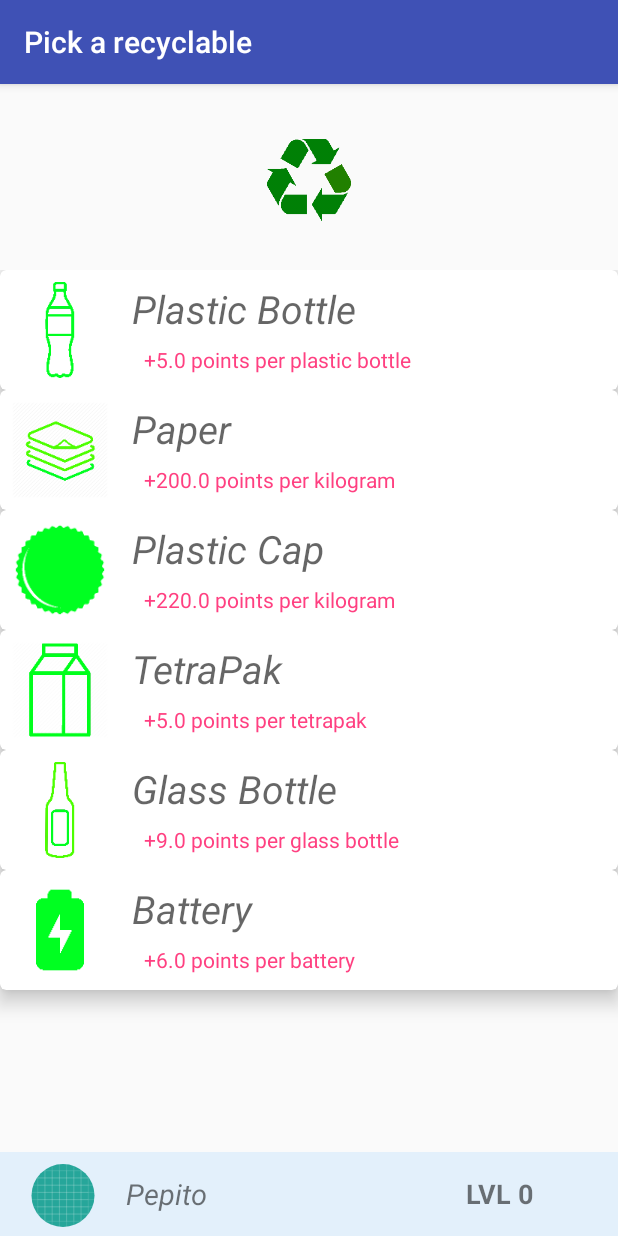
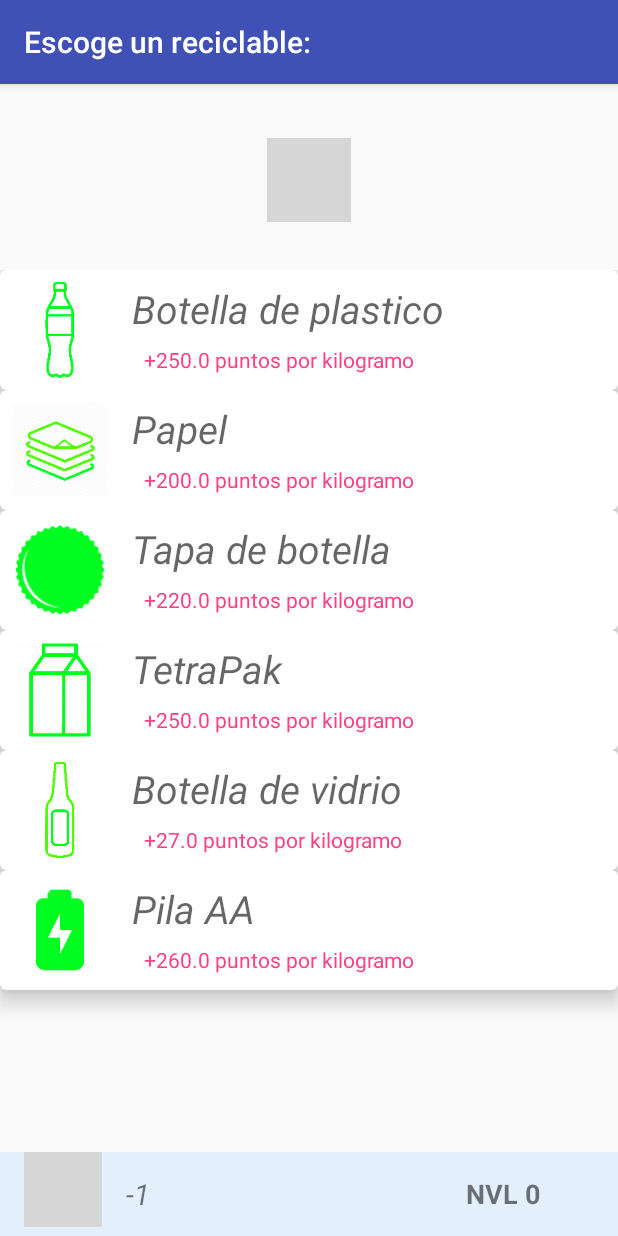
Before and after one commit to coldblade2000/WollyApp, an Android app: the screen it shows after launch (PickRecyclable), on a phone screen of 412 x 824 dp. Run offline under Robolectric (Android 15) with nearby library versions, the phone set to English and light mode, and no system bars; our stand-ins replace CircleImageView, Firebase (no records; nobody signed in at launch, a user with empty details on screens opened directly); pictures from the network do not load; grey boxes are pictures that could not be loaded.

Commit message:
App finished

```diff
--- a/app/build.gradle
+++ b/app/build.gradle
@@ -35,13 +35,14 @@ dependencies {
     implementation 'de.hdodenhof:circleimageview:3.0.1'
 
     implementation 'androidx.constraintlayout:constraintlayout:1.1.3'
-    implementation 'com.google.firebase:firebase-database:16.0.4'
+    implementation 'com.google.firebase:firebase-database:19.1.0'
     testImplementation 'junit:junit:4.12'
     androidTestImplementation 'androidx.test:runner:1.2.0'
     androidTestImplementation 'androidx.test.espresso:espresso-core:3.2.0'
     implementation "androidx.core:core-ktx:1.1.0"
     implementation "org.jetbrains.kotlin:kotlin-stdlib-jdk7:$kotlin_version"
     implementation 'com.google.firebase:firebase-messaging:20.0.0'
+
 }
 repositories {
     mavenCentral()
--- a/app/src/main/java/com/snk/wolly/wolly/PickRecyclable.java
+++ b/app/src/main/java/com/snk/wolly/wolly/PickRecyclable.java
@@ -2,20 +2,28 @@ package com.snk.wolly.wolly;
 
 import android.animation.Animator;
 import android.animation.AnimatorListenerAdapter;
+import android.animation.ArgbEvaluator;
 import android.animation.ValueAnimator;
 import android.app.ActivityOptions;
+import android.content.Context;
+import android.content.DialogInterface;
 import android.content.Intent;
+import android.database.DataSetObserver;
 import android.graphics.Color;
 import android.os.Bundle;
 import android.transition.Explode;
 import android.util.DisplayMetrics;
 import android.util.Log;
 import android.view.View;
+import android.view.ViewGroup;
 import android.view.Window;
+import android.widget.ArrayAdapter;
 import android.widget.FrameLayout;
 import android.widget.ImageView;
+import android.widget.ListAdapter;
 import android.widget.RelativeLayout;
 import android.widget.TextView;
+import android.widget.Toast;
 
 import com.bumptech.glide.Glide;
 import com.google.firebase.database.DataSnapshot;
@@ -24,11 +32,15 @@ import com.google.firebase.database.DatabaseReference;
 import com.google.firebase.database.FirebaseDatabase;
 import com.google.firebase.database.ValueEventListener;
 
+import java.util.List;
+
 import androidx.annotation.NonNull;
 import androidx.annotation.Nullable;
+import androidx.appcompat.app.AlertDialog;
 import androidx.appcompat.app.AppCompatActivity;
 import androidx.appcompat.widget.Toolbar;
 import androidx.core.app.ActivityOptionsCompat;
+import androidx.core.content.ContextCompat;
 import androidx.core.util.Pair;
 import androidx.recyclerview.widget.GridLayoutManager;
 import androidx.recyclerview.widget.RecyclerView;
@@ -36,65 +48,25 @@ import de.hdodenhof.circleimageview.CircleImageView;
 
 //import com.google.android.gms.auth.api.signin.GoogleSignInAccount;
 
-public class PickRecyclable extends AppCompatActivity implements PickRecyclableClickListener {
-    public static final String GOOGLE_ACCOUNT = "google_account";
+public class PickRecyclable extends AppCompatActivity implements PickRecyclableClickListener{
     public static final int REQUEST_CODE = 1;
-    public static final int FAILURE_CODE = -1;
     public static final int UNIT_SUCCESS_RESULT = 1;
     public static final int KG_SUCCESS_RESULT= 2;
     Toolbar toolbar;
-    CircleImageView ivBottle, ivPaper, ivCap,ivTetrapak, ivGlassBottle, ivBaterias, ivBarrioMain, ivProfileMain;
-    FrameLayout flBarrioProgressMain, flProfileProgressMain;
-    RelativeLayout rvProfileMain, rvBarrioMain;
+    CircleImageView ivProfileMain;
+    FrameLayout flProfileProgressMain;
+    RelativeLayout rvProfileMain;
     Profile defaultProfile;
-    Barrio defaultBarrio;
-    TextView tvProfileLevel, tvBarrioLevel, tvBarrioNameMain, tvProfileNameMain;
+
+    TextView tvProfileLevel, tvProfileNameMain;
     float dpWidth;
     RecyclerView rvCards;
     ImageView ivRecycleLogo;
     private RecyclerView.Adapter mAdapter;
     private RecyclerView.LayoutManager layoutManager;
+    Recyclable[] mDataset;
 
-
-    private View.OnClickListener clickListener = new View.OnClickListener() {
-        @Override
-        public void onClick(View v) {
-            String id = "ivBaterias";
-            switch (v.getId()){
-                case R.id.ivBaterias:
-                    id = "ivBaterias";
-                    ivBaterias.setTransitionName("recyclable");
-                    break;
-                case R.id.ivBottle:
-                    id = "ivBottle";
-                    ivBottle.setTransitionName("recyclable");
-                    break;
-                case R.id.ivPaper:
-                    id = "ivPaper";
-                    ivPaper.setTransitionName("recyclable");
-                    break;
-                case R.id.ivCap:
-                    id = "ivCap";
-                    ivCap.setTransitionName("recyclable");
-                    break;
-                case R.id.ivTetrapak:
-                    id = "ivTetrapak";
-                    ivTetrapak.setTransitionName("recyclable");
-                    break;
-                case R.id.ivGlassBottle:
-                    id = "ivGlassBottle";
-                    ivGlassBottle.setTransitionName("recyclable");
-                    break;
-            }
-
-            Intent intent = new Intent(PickRecyclable.this, AddRecycle.class);
-            Bundle bundle = new Bundle();
-            bundle.putString("id", id);
-            intent.putExtras(bundle);
-            startActivity(intent, ActivityOptions.makeSceneTransitionAnimation(PickRecyclable.this, v, "recyclable").toBundle());
-
-        }
-    };
+    //   curl --data "weightdelta=5.2" https://us-central1-wolly-1569687603282.cloudfunctions.net/receivekgdelta
 
     @Override
     protected void onCreate(Bundle savedInstanceState) {
@@ -107,64 +79,93 @@ public class PickRecyclable extends AppCompatActivity implements PickRecyclableC
         flProfileProgressMain = findViewById(R.id.flProfileProgressMain);
         DisplayMetrics displayMetrics = getApplicationContext().getResources().getDisplayMetrics();
         dpWidth = displayMetrics.widthPixels;
+        RelativeLayout.LayoutParams lp = (RelativeLayout.LayoutParams) flProfileProgressMain.getLayoutParams();
+        lp.rightMargin = (int) dpWidth;
+        flProfileProgressMain.setLayoutParams(lp);
+
+        Recyclable bottle = new Recyclable(Recyclable.BOTTLE, R.mipmap.bottle, 5.0, 250);
+        Recyclable paper = new Recyclable( Recyclable.PAPER, R.mipmap.paper,  1.0,  200);
+        Recyclable cap = new Recyclable(Recyclable.CAP, R.mipmap.cap, 1.1, 220);
+        Recyclable tetrapak = new Recyclable(Recyclable.TETRAPAK, R.mipmap.tetra, 5.0, 250);
+        Recyclable glassBottle = new Recyclable(Recyclable.GLASSBOTTLE, R.mipmap.glass, 9.0, 27);
+        Recyclable battery = new Recyclable(Recyclable.BATTERY, R.mipmap.battery, 6.0, 260);
+
+        mDataset = new Recyclable[]{bottle, paper, cap, tetrapak, glassBottle, battery};
+
+
 
         FirebaseDatabase database = FirebaseDatabase.getInstance();
         final DatabaseReference userRef = database.getReference("User");
         userRef.addValueEventListener(new ValueEventListener() {
             @Override
-            public void onDataChange(@NonNull DataSnapshot dataSnapshot) {
+            public void onDataChange(@NonNull final DataSnapshot dataSnapshot) {
                 int oldPoints = 0;
                 if(defaultProfile!=null) {
                     oldPoints = defaultProfile.getPuntos();
-                }
-                boolean levelIncreased = false;
 
-                defaultProfile = dataSnapshot.getValue(Profile.class);
-                if (defaultProfile != null) {
+                    boolean levelIncreased = false;
+
+                    defaultProfile = dataSnapshot.getValue(Profile.class);
+                    SharedPrefs.setInt(getApplicationContext(), "puntos", defaultProfile.getPuntos());
+                    SharedPrefs.setString(getApplicationContext(), "name", defaultProfile.getName());
 
                     if((oldPoints/1000) < (defaultProfile.getPuntos()/1000)) levelIncreased = true;
+
                     tvProfileNameMain.setText(defaultProfile.getName());
                     setMargins(flProfileProgressMain,defaultProfile.getPuntos() ,levelIncreased);
-                    tvProfileLevel.setText("LVL " + (defaultProfile.getPuntos()/1000));
+                    tvProfileLevel.setText("NVL " + (defaultProfile.getPuntos()/1000));
+
+                    if(defaultProfile.getUnsetKG() != 0.0 ){
+                        AlertDialog.Builder builder = new AlertDialog.Builder(PickRecyclable.this);
+                        builder.setTitle("Tienes reciclables sin categorizar!");
+                        builder.setCancelable(false);
+                        CharSequence[] recyclables = new CharSequence[mDataset.length];
+                        for (int i=0; i<mDataset.length; i++){
+                            recyclables[i] = mDataset[i].getName();
+                        }
+                        builder.setItems(recyclables, new DialogInterface.OnClickListener() {
+                            @Override
+                            public void onClick(DialogInterface dialog, int which) {
+                                double addedPoints = defaultProfile.categorizeUnsetKG(mDataset[which]);
+                                Profile newProfile = new Profile((int)(defaultProfile.getPuntos() + addedPoints), defaultProfile.getName());
+                                userRef.setValue(newProfile);
+                                Toast.makeText(getApplicationContext(), "Ganaste +"+addedPoints+" puntos!", Toast.LENGTH_LONG).show();
+                            }
+                        });
+                        builder.create();
+                        builder.show();
+                    }
                 }else{
 
-                    defaultProfile = new Profile(0, "Pepito");
-                    userRef.setValue(defaultProfile);
+                    defaultProfile = new Profile(SharedPrefs.getInt(getApplicationContext(), "puntos"), SharedPrefs.getString(getApplicationContext(), "name"));
+                    Log.d("we", ""+ defaultProfile.getPuntos() + "   "+defaultProfile.getName());
+                    //userRef.setValue(defaultProfile);
+                    //Log.d("Else", "CREATED DEFAULT PROFILE");
                     tvProfileNameMain.setText(defaultProfile.getName());
-                    setMargins(flProfileProgressMain, 0,false);
+                    setMargins(flProfileProgressMain, defaultProfile.getPuntos(),false);
 
-                    tvProfileLevel.setText("LVL " + (defaultProfile.getPuntos()/1000));
+                    tvProfileLevel.setText("NVL " + (defaultProfile.getPuntos()/1000));
                 }
+
             }
 
             @Override
             public void onCancelled(@NonNull DatabaseError databaseError) {
-                /*Toast.makeText(PickRecyclable.this, "onCancelledFirebase", Toast.LENGTH_SHORT).show();
-                defaultProfile = new Profile(0, "Pepito");
-                userRef.setValue(defaultProfile);
-                tvProfileNameMain.setText(defaultProfile.getName());
-                setMargins(flProfileProgressMain, 0,0,(int)((1000 - defaultProfile.getPuntos()%1000) *dpWidth/1000),0);
 
-                tvProfileLevel.setText("LVL " + (defaultProfile.getPuntos()/1000));*/
             }
         });
 
         toolbar = (Toolbar) findViewById(R.id.my_toolbar);
-        toolbar.setTitle("Pick a recyclable");
+        toolbar.setTitle("Escoge un reciclable:");
         toolbar.setTitleTextColor(Color.parseColor("#FFFFFF"));
         setSupportActionBar(toolbar);
 
         ivRecycleLogo = findViewById(R.id.ivRecycleLogo);
         Glide.with(this)
-                .load(R.mipmap.recycle)
+                .load(R.mipmap.logo_transparent)
                 .into(ivRecycleLogo);
 
-        Recyclable bottle = new Recyclable(Recyclable.BOTTLE, R.mipmap.bottle, 5.0);
-        Recyclable paper = new Recyclable( Recyclable.PAPER, R.mipmap.paper,  1.0,  200);
-        Recyclable cap = new Recyclable(Recyclable.CAP, R.mipmap.cap, 1.1, 220);
-        Recyclable tetrapak = new Recyclable(Recyclable.TETRAPAK, R.mipmap.tetra, 5.0);
-        Recyclable glassBottle = new Recyclable(Recyclable.GLASSBOTTLE, R.mipmap.glass, 9.0);
-        Recyclable battery = new Recyclable(Recyclable.BATTERY, R.mipmap.battery, 6.0);
+
 
         rvCards = findViewById(R.id.rvCards);
         rvCards.setHasFixedSize(true);
@@ -173,13 +174,14 @@ public class PickRecyclable extends AppCompatActivity implements PickRecyclableC
         rvCards.setLayoutManager(layoutManager);
 
         // specify an adapter (see also next example)
-        Recyclable[] mDataset = {bottle, paper, cap, tetrapak, glassBottle, battery};
         mAdapter = new RecycleAdapter(getApplicationContext(), mDataset, (PickRecyclableClickListener) this);
         rvCards.setAdapter(mAdapter);
 
-        ivBarrioMain = (CircleImageView) findViewById(R.id.ivBarrioMain);
         ivProfileMain = (CircleImageView) findViewById(R.id.ivProfileMain);
-
+        Glide.with(this)
+                .load(R.mipmap.profile)
+                .fitCenter()
+                .into(ivProfileMain);
         rvProfileMain = findViewById(R.id.rvProfileMain);
 
         tvProfileLevel = findViewById(R.id.tvProfileLevel);
@@ -200,6 +202,18 @@ public class PickRecyclable extends AppCompatActivity implements PickRecyclableC
 
     }
 
+    @Override
+    protected void onPause() {
+        super.onPause();
+        if(defaultProfile != null){
+            SharedPrefs.setInt(getApplicationContext(), "puntos", defaultProfile.getPuntos());
+            SharedPrefs.setString(getApplicationContext(), "name", defaultProfile.getName());
+        }else{
+            SharedPrefs.setInt(getApplicationContext(), "puntos", 0);
+            SharedPrefs.setString(getApplicationContext(), "name", "NULL");
+        }
+    }
+
     private void setMargins (final View view, int points, boolean didLevelIncrease) {
 
         final int newMargin = (int)((1000 - points%1000) *dpWidth/1000);
@@ -207,30 +221,37 @@ public class PickRecyclable extends AppCompatActivity implements PickRecyclableC
         RelativeLayout.LayoutParams lp = (RelativeLayout.LayoutParams) view.getLayoutParams();
         int oldMarginGlobal = lp.rightMargin;
         if(didLevelIncrease){
-            ValueAnimator animator = ValueAnimator.ofInt(oldMarginGlobal, 0);
+            final ValueAnimator animator = ValueAnimator.ofInt(oldMarginGlobal, 0);
             animator.setDuration(1000);
             animator.start();
+            final ArgbEvaluator evaluator = new ArgbEvaluator();
+
             animator.addUpdateListener(new ValueAnimator.AnimatorUpdateListener() {
                 @Override
                 public void onAnimationUpdate(ValueAnimator animation) {
                     RelativeLayout.LayoutParams lp2= (RelativeLayout.LayoutParams) view.getLayoutParams();
                     lp2.rightMargin = (int)animation.getAnimatedValue();
                     view.setLayoutParams(lp2);
+
+                    view.setBackgroundColor((int)evaluator.evaluate(animation.getAnimatedFraction(), ContextCompat.getColor(getApplicationContext(), R.color.colorAccent),
+                            ContextCompat.getColor(getApplicationContext(), R.color.colorGolden)));
                 }
             });
             animator.addListener(new AnimatorListenerAdapter() {
                 @Override
                 public void onAnimationEnd(Animator animation) {
                     super.onAnimationEnd(animation);
-                    ValueAnimator animator = ValueAnimator.ofInt((int)dpWidth, newMargin);
-                    animator.setDuration(1000);
-                    animator.start();
-                    animator.addUpdateListener(new ValueAnimator.AnimatorUpdateListener() {
+                    ValueAnimator animator2 = ValueAnimator.ofInt((int)dpWidth, newMargin);
+                    animator2.setDuration(1000);
+                    animator2.start();
+                    animator2.addUpdateListener(new ValueAnimator.AnimatorUpdateListener() {
                         @Override
                         public void onAnimationUpdate(ValueAnimator animation) {
                             RelativeLayout.LayoutParams lp2= (RelativeLayout.LayoutParams) view.getLayoutParams();
                             lp2.rightMargin = (int)animation.getAnimatedValue();
                             view.setLayoutParams(lp2);
+                            view.setBackgroundColor((int)evaluator.evaluate(animation.getAnimatedFraction(), ContextCompat.getColor(getApplicationContext(), R.color.colorGolden),
+                                    ContextCompat.getColor(getApplicationContext(), R.color.colorAccent)));
                         }
                     });
                 }
@@ -239,14 +260,18 @@ public class PickRecyclable extends AppCompatActivity implements PickRecyclableC
         }else {
 
             ValueAnimator animator = ValueAnimator.ofInt(oldMarginGlobal, newMargin);
-            animator.setDuration(1000);
+            animator.setDuration(2000);
             animator.start();
+            final ArgbEvaluator evaluator = new ArgbEvaluator();
             animator.addUpdateListener(new ValueAnimator.AnimatorUpdateListener() {
                 @Override
                 public void onAnimationUpdate(ValueAnimator animation) {
                     RelativeLayout.LayoutParams lp2 = (RelativeLayout.LayoutParams) view.getLayoutParams();
                     lp2.rightMargin = (int) animation.getAnimatedValue();
                     view.setLayoutParams(lp2);
+                    float frac = 1F - Math.abs((2*animation.getAnimatedFraction())-1F);
+                    view.setBackgroundColor((int)evaluator.evaluate(frac, ContextCompat.getColor(getApplicationContext(), R.color.colorAccent),
+                            ContextCompat.getColor(getApplicationContext(), R.color.colorGolden)));
                 }
             });
         }
@@ -278,19 +303,43 @@ public class PickRecyclable extends AppCompatActivity implements PickRecyclableC
             if(requestCode == REQUEST_CODE){
                 assert data != null;
                 String name = data.getStringExtra("name");
+                double puntos = 0;
                 switch (resultCode){
                     case UNIT_SUCCESS_RESULT:
                         double scoreUnit = data.getDoubleExtra("scoreUnit", 0.0);
                         double unitCount = data.getDoubleExtra("unitCount", 0.0);
+                         puntos = scoreUnit*unitCount;
 
+                        Toast.makeText(getApplicationContext(), "Ganaste +"+puntos+" puntos!", Toast.LENGTH_SHORT).show();
                         break;
                     case KG_SUCCESS_RESULT:
                         double scoreKg = data.getDoubleExtra("scoreKg", 0.0);
                         double kgCount = data.getDoubleExtra("kgCount", 0.0);
+                        puntos = scoreKg*kgCount;
+                        Toast.makeText(getApplicationContext(), "Ganaste +"+puntos+" puntos!", Toast.LENGTH_SHORT).show();
 
                         break;
                 }
+                FirebaseDatabase database = FirebaseDatabase.getInstance();
+                final DatabaseReference userRef = database.getReference("User");
+                final double finalPuntos = puntos;
+                userRef.addListenerForSingleValueEvent(new ValueEventListener(){
+
+                    @Override
+                    public void onDataChange(@NonNull DataSnapshot dataSnapshot) {
+                        Profile tempProfile = dataSnapshot.getValue(Profile.class);
+                        DatabaseReference puntosRef = userRef.child("puntos");
+                        assert tempProfile != null;
+                        puntosRef.setValue(tempProfile.getPuntos()+ finalPuntos);
+                    }
+
+                    @Override
+                    public void onCancelled(@NonNull DatabaseError databaseError) {
+
+                    }
+                });
             }
+
         }catch (Exception e){
             Log.e("onAcitivityResult", e.getMessage());
         }
--- a/app/src/main/java/com/snk/wolly/wolly/Recyclable.java
+++ b/app/src/main/java/com/snk/wolly/wolly/Recyclable.java
@@ -15,7 +15,8 @@ public class Recyclable {
     public static final int TETRAPAK= 3;
     public static final int GLASSBOTTLE = 4;
     public static final int BATTERY = 5;
-    private String[] names = {"Plastic Bottle" ,"Paper", "Plastic Cap", "TetraPak", "Glass Bottle", "Battery"};
+    private String[] namesEnglish = {"Plastic Bottle" ,"Paper", "Plastic Cap", "TetraPak", "Glass Bottle", "Battery"};
+    private String[] names = {"Botella de plastico" ,"Papel", "Tapa de botella", "TetraPak", "Botella de vidrio", "Pila AA"};
 
 
 
--- a/app/src/main/java/com/snk/wolly/wolly/RecycleAdapter.java
+++ b/app/src/main/java/com/snk/wolly/wolly/RecycleAdapter.java
@@ -71,9 +71,9 @@ class RecycleAdapter extends RecyclerView.Adapter<RecycleAdapter.ViewHolder> {
         ViewCompat.setTransitionName(holder.tvRecycName, "recycName");
 
         if(recyclable.isWeighable()){
-            holder.tvRecycSub.setText(String.format("+%s points per kilogram", recyclable.getScorePerKg()));
+            holder.tvRecycSub.setText(String.format("+%s puntos por kilogramo", recyclable.getScorePerKg()));
         }else{
-            holder.tvRecycSub.setText(String.format("+%s points per %s", recyclable.getScorePerUnit(), recyclable.getName().toLowerCase()));
+            holder.tvRecycSub.setText(String.format("+%s puntos por %s", recyclable.getScorePerUnit(), recyclable.getName().toLowerCase()));
 
         }
 
--- a/app/src/main/res/layout/activity_pick_recyclable.xml
+++ b/app/src/main/res/layout/activity_pick_recyclable.xml
@@ -131,61 +131,6 @@
     </LinearLayout>
 
     <RelativeLayout
-        android:id="@+id/rvBarrioMain"
-        android:layout_width="match_parent"
-        android:layout_height="56dp"
-        android:background="#5EBBDEFB"
-        android:visibility="gone"
-        app:layout_constraintBottom_toTopOf="@+id/rvProfileMain">
-
-        <FrameLayout
-            android:id="@+id/flBarrioProgressMain"
-            android:layout_width="0dp"
-            android:layout_height="3dp"
-            android:layout_alignParentStart="true"
-            android:layout_alignParentEnd="true"
-            android:layout_alignParentBottom="true"
-            android:layout_marginRight="130dp"
-            android:background="?attr/colorAccent"
-            android:orientation="vertical"
-            android:visibility="visible" />
-
-        <TextView
-            android:id="@+id/tvBarrioNameMain"
-            android:layout_width="wrap_content"
-            android:layout_height="wrap_content"
-            android:layout_centerVertical="true"
-            android:layout_toEndOf="@+id/ivBarrioMain"
-            android:ems="11"
-            android:paddingLeft="16dp"
-            android:text="Barrio Santa Paula, perro"
-            android:textSize="19sp"
-            android:textStyle="italic" />
-
-        <TextView
-            android:id="@+id/tvBarrioLevel"
-            android:layout_width="wrap_content"
-            android:layout_height="wrap_content"
-            android:layout_alignParentRight="true"
-            android:layout_centerVertical="true"
-            android:layout_marginEnd="16dp"
-
-            android:ems="4"
-            android:text="LVL 999"
-            android:textSize="18sp"
-            android:textStyle="bold" />
-
-        <de.hdodenhof.circleimageview.CircleImageView
-            android:id="@+id/ivBarrioMain"
-            android:layout_width="52dp"
-            android:layout_height="52dp"
-
-            android:layout_marginStart="16dp"
-            android:layout_marginBottom="6dp"
-            android:paddingTop="8dp"
-            android:src="@drawable/ic_launcher_background" />
-    </RelativeLayout>
-    <RelativeLayout
         android:layout_width="match_parent"
         android:layout_height="56dp"
         android:background="#5EBBDEFB"
@@ -199,7 +144,7 @@
             android:layout_alignParentStart="true"
             android:layout_alignParentEnd="true"
             android:layout_alignParentBottom="true"
-            android:layout_marginRight="130dp"
+            android:layout_marginRight="320dp"
             android:background="?attr/colorAccent"
             android:orientation="vertical"
             android:visibility="visible" />
@@ -209,22 +154,22 @@
             android:layout_width="52dp"
             android:layout_height="52dp"
 
+            android:layout_marginStart="16dp"
             android:layout_marginBottom="6dp"
-            android:layout_marginStart="16dp"
             android:paddingTop="8dp"
-            android:src="@drawable/ic_launcher_background" />
+            android:src="@mipmap/profile" />
 
         <TextView
             android:id="@+id/tvProfileNameMain"
             android:layout_width="wrap_content"
             android:layout_height="wrap_content"
+            android:layout_centerVertical="true"
             android:layout_toEndOf="@+id/ivProfileMain"
-            android:layout_centerVertical="true"
+            android:ems="11"
             android:paddingLeft="16dp"
+            android:text="Nombre"
             android:textSize="19sp"
-            android:ems="11"
-            android:textStyle="italic"
-            android:text="JUAN MANUEL FLOREZ C." />
+            android:textStyle="italic" />
 
         <TextView
             android:id="@+id/tvProfileLevel"
--- a/app/src/main/res/values/colors.xml
+++ b/app/src/main/res/values/colors.xml
@@ -3,4 +3,5 @@
     <color name="colorPrimary">#3F51B5</color>
     <color name="colorPrimaryDark">#303F9F</color>
     <color name="colorAccent">#FF4081</color>
+    <color name="colorGolden">#FFFFFF00</color>
 </resources>
--- a/build.gradle
+++ b/build.gradle
@@ -1,7 +1,7 @@
 // Top-level build file where you can add configuration options common to all sub-projects/modules.
 
 buildscript {
-    ext.kotlin_version = '1.3.41'
+    ext.kotlin_version = '1.3.50'
 
     repositories {
         google()
@@ -10,7 +10,8 @@ buildscript {
     dependencies {
         classpath 'com.android.tools.build:gradle:3.5.0'
         classpath "org.jetbrains.kotlin:kotlin-gradle-plugin:$kotlin_version"
-        classpath 'com.google.gms:google-services:4.2.0'
+        classpath 'com.google.gms:google-services:4.3.2'
+
 
 
         // NOTE: Do not place your application dependencies here; they belong
```
Also changed, not shown: app/src/main/java/com/snk/wolly/wolly/AddRecycle.kt (+28 -6 lines), app/src/main/java/com/snk/wolly/wolly/AddRecycleBU.kt (deleted, +0 -70 lines), app/src/main/java/com/snk/wolly/wolly/Barrio.java (deleted, +0 -27 lines), app/src/main/java/com/snk/wolly/wolly/FirebaseNotifications.kt (+9 -16 lines), app/src/main/java/com/snk/wolly/wolly/Profile.java (+25 -0 lines), app/src/main/java/com/snk/wolly/wolly/SharedPrefs.java (added, +37 -0 lines), app/src/main/res/layout/content_add_recycle.xml (+15 -2 lines), 1 other file.
